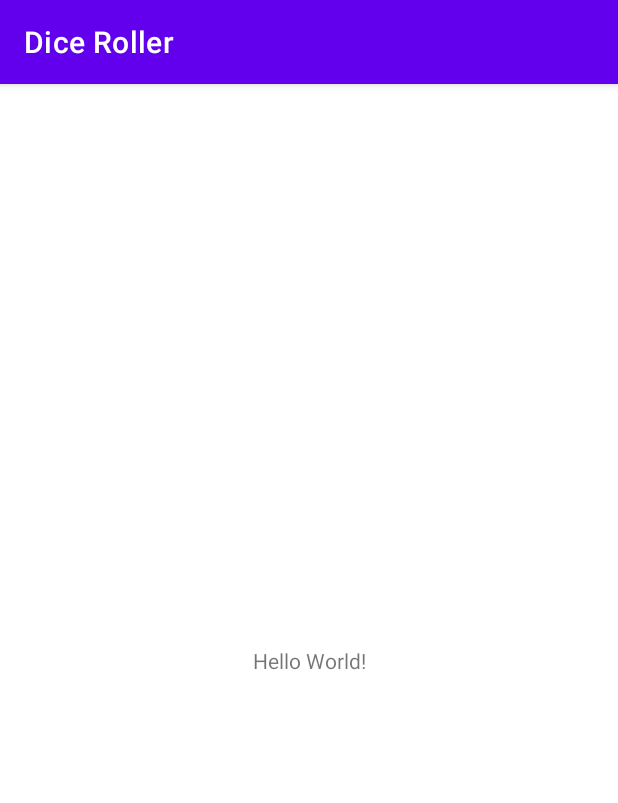
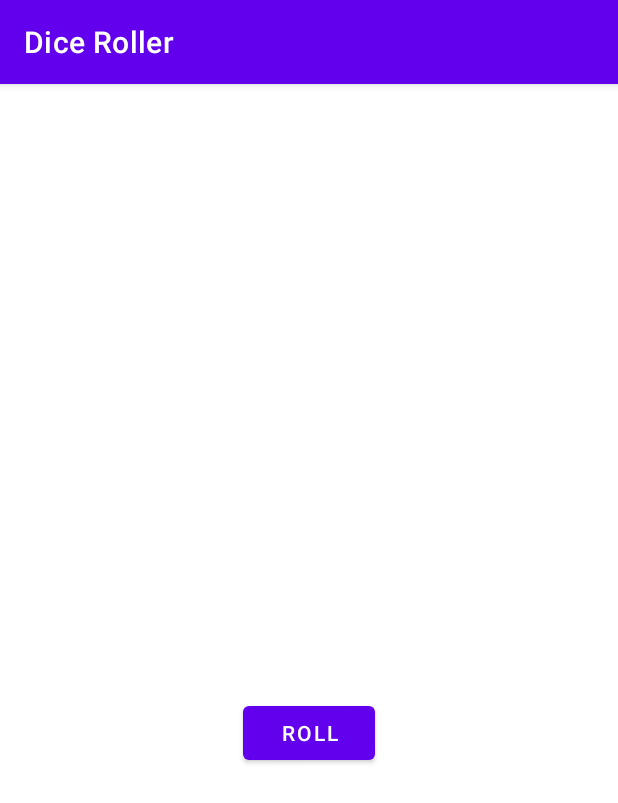
Before and after one commit to Jankol643/DiceRoller, an Android app: the screen it shows after launch (MainActivity), on a phone screen of 412 x 824 dp. Shown: the top 803 px of the screen. Run offline under Robolectric (Android 15) with nearby library versions, the phone set to English and light mode, and no system bars.

```diff
--- a/app/src/main/res/layout/activity_main.xml
+++ b/app/src/main/res/layout/activity_main.xml
@@ -7,12 +7,23 @@
     tools:context=".MainActivity">
 
     <TextView
+        android:id="@+id/textView"
         android:layout_width="wrap_content"
         android:layout_height="wrap_content"
-        android:text="Hello World!"
+        android:textSize="36sp"
         app:layout_constraintBottom_toBottomOf="parent"
         app:layout_constraintLeft_toLeftOf="parent"
         app:layout_constraintRight_toRightOf="parent"
-        app:layout_constraintTop_toTopOf="parent" />
+        app:layout_constraintTop_toTopOf="parent"
+        tools:text="1" />
+
+    <Button
+        android:id="@+id/button"
+        android:layout_width="wrap_content"
+        android:layout_height="wrap_content"
+        android:text="@string/roll"
+        app:layout_constraintEnd_toEndOf="parent"
+        app:layout_constraintStart_toStartOf="parent"
+        app:layout_constraintTop_toBottomOf="@+id/textView" />
 
 </androidx.constraintlayout.widget.ConstraintLayout>
--- a/app/src/main/res/values/strings.xml
+++ b/app/src/main/res/values/strings.xml
@@ -1,3 +1,4 @@
 <resources>
     <string name="app_name">Dice Roller</string>
+    <string name="roll">Roll</string>
 </resources>
```
Also changed, not shown: app/src/main/java/com/example/diceroller/MainActivity.kt (+43 -1 lines).
